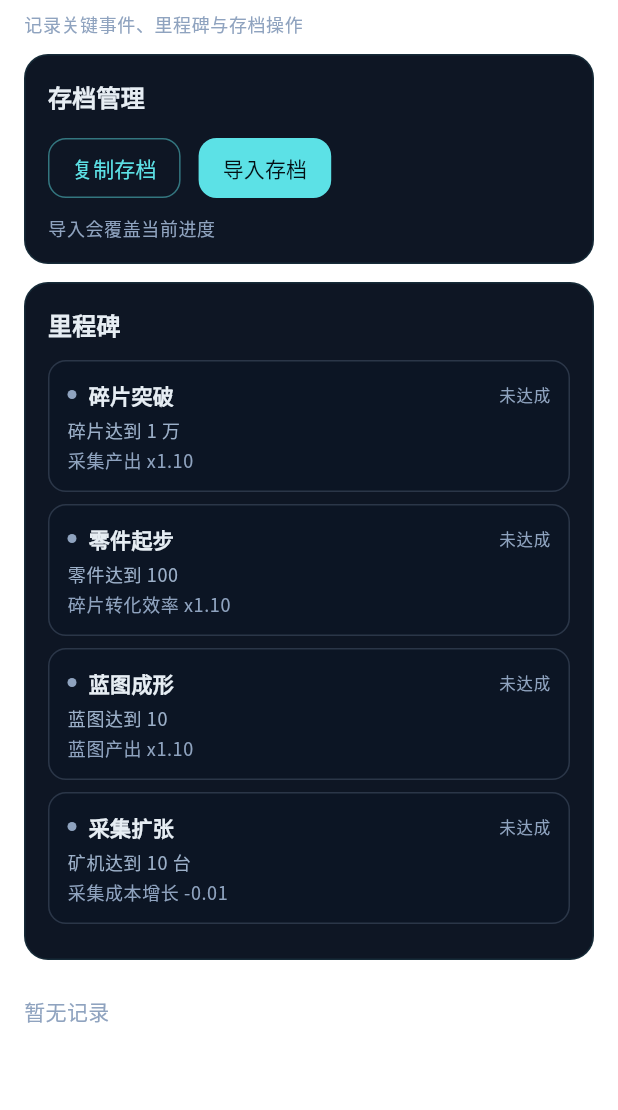
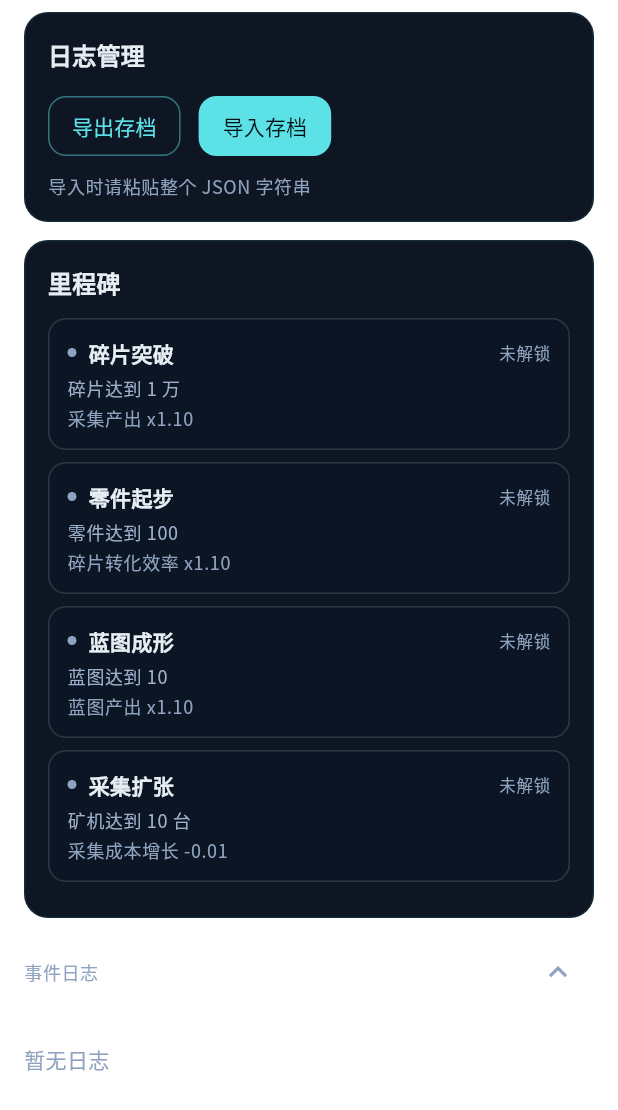
Before and after one commit to sb0703/Entropy-Factory, a Flutter app: the LogTab widget shown alone on an empty page, opened directly, on a phone screen of 412 x 824 dp. Shown: the top 1110 px of the screen. Run offline on Flutter 3.47's test engine with Material 3 defaults, Android fonts, the phone set to English and light mode, and no system bars; our stand-ins replace flutter_riverpod, google_fonts, hive, hive_flutter, shared_preferences; accounts and stored records are empty.

Commit message:
feat: 新增变体提示与技能树节点，优化日志页折叠功能
- 新增“主动封印”和“占地增幅”变体，分别禁用主动技能和减少布局容量
- 在技能页、快捷栏和布局页添加变体效果的显式红色提示
- 技能树新增“自动化芯片”和“能量过载”节点，解锁自动施法与全局冷却
- 日志页支持单独折叠日志列表，优化界面组织
- 修复多处文本描述（如“转换”改为“转化”）
- 修复自动施法和全局冷却的解锁状态检查逻辑

```diff
--- a/lib/game/skill_definitions.dart
+++ b/lib/game/skill_definitions.dart
@@ -35,7 +35,7 @@ const List<SkillDefinition> skillDefinitions = [
   SkillDefinition(
     id: 'skill_time_warp',
     name: '时间扭曲',
-    description: '短时间内游戏速度翻倍。',
+    description: '短时间内提升游戏速度。',
     type: SkillType.active,
     icon: Icons.timelapse,
     costBlueprints: 20,
@@ -45,7 +45,7 @@ const List<SkillDefinition> skillDefinitions = [
   SkillDefinition(
     id: 'skill_overclock',
     name: '手动超频',
-    description: '短时间内转换与合成效率提升。',
+    description: '短时间内提高转化与合成效率。',
     type: SkillType.active,
     icon: Icons.flash_on,
     costBlueprints: 30,
@@ -56,7 +56,7 @@ const List<SkillDefinition> skillDefinitions = [
   SkillDefinition(
     id: 'skill_pulse',
     name: '资源脉冲',
-    description: '立刻获得一小段时间的碎片产出。',
+    description: '瞬时获得一段时间的碎片产出。',
     type: SkillType.active,
     icon: Icons.bolt,
     costBlueprints: 25,
@@ -65,7 +65,7 @@ const List<SkillDefinition> skillDefinitions = [
   ),
   SkillDefinition(
     id: 'skill_shard_boost',
-    name: '采集增幅',
+    name: '采集增强',
     description: '碎片产出 +15%。',
     type: SkillType.passive,
     icon: Icons.scatter_plot,
@@ -73,7 +73,7 @@ const List<SkillDefinition> skillDefinitions = [
   ),
   SkillDefinition(
     id: 'skill_conversion_boost',
-    name: '转化加速',
+    name: '转化强化',
     description: '碎片转化效率 +15%。',
     type: SkillType.passive,
     icon: Icons.compare_arrows,
@@ -82,8 +82,8 @@ const List<SkillDefinition> skillDefinitions = [
   ),
   SkillDefinition(
     id: 'skill_capacity_boost',
-    name: '通道扩容',
-    description: '转化设施产能 +20%。',
+    name: '管道扩容',
+    description: '转化产能 +20%。',
     type: SkillType.passive,
     icon: Icons.view_module,
     costSkillPoints: 1,
@@ -100,7 +100,7 @@ const List<SkillDefinition> skillDefinitions = [
   ),
   SkillDefinition(
     id: 'skill_energy_saver',
-    name: '能量节流',
+    name: '能耗回收',
     description: '合成能耗 -10%。',
     type: SkillType.passive,
     icon: Icons.battery_saver,
@@ -109,12 +109,30 @@ const List<SkillDefinition> skillDefinitions = [
   ),
   SkillDefinition(
     id: 'skill_cost_stabilizer',
-    name: '稳定增殖',
+    name: '成本平衡',
     description: '采集成本增长 -0.02。',
     type: SkillType.passive,
     icon: Icons.timeline,
     costSkillPoints: 2,
     prerequisites: ['skill_shard_boost'],
+  ),
+  SkillDefinition(
+    id: 'skill_auto_cast',
+    name: '自动化芯片',
+    description: '解锁自动施法：冷却结束后自动释放已装配的主动技能。',
+    type: SkillType.passive,
+    icon: Icons.autorenew,
+    costSkillPoints: 2,
+    prerequisites: ['skill_conversion_boost'],
+  ),
+  SkillDefinition(
+    id: 'skill_global_burst',
+    name: '能量过载',
+    description: '解锁全局冷却：一键释放全部主动技能，但进入更长的全局冷却时间。',
+    type: SkillType.passive,
+    icon: Icons.blur_circular,
+    costSkillPoints: 3,
+    prerequisites: ['skill_auto_cast'],
   ),
 ];
 
@@ -167,6 +185,8 @@ ResearchEffects computeSkillEffects(GameState state) {
           shardCostGrowthOffset: effects.shardCostGrowthOffset - 0.02,
         );
         break;
+      default:
+        break;
     }
   }
   return effects;
--- a/lib/ui/tabs/log_tab.dart
+++ b/lib/ui/tabs/log_tab.dart
@@ -5,38 +5,31 @@ import 'package:flutter_riverpod/flutter_riverpod.dart';
 import '../../game/game_controller.dart';
 import '../../game/game_ui_state.dart';
 
-class LogTab extends ConsumerWidget {
+class LogTab extends ConsumerStatefulWidget {
   const LogTab({super.key});
 
   @override
-  Widget build(BuildContext context, WidgetRef ref) {
+  ConsumerState<LogTab> createState() => _LogTabState();
+}
+
+class _LogTabState extends ConsumerState<LogTab> {
+  bool _logsExpanded = true;
+
+  @override
+  Widget build(BuildContext context) {
     final state = ref.watch(gameUiProvider);
     final controller = ref.read(gameControllerProvider.notifier);
-    final showEmpty = state.logEntries.isEmpty;
-    // 顶部固定存档与里程碑，其后显示事件日志。
-    return ListView.separated(
+    return ListView(
       padding: const EdgeInsets.fromLTRB(16, 8, 16, 16),
-      itemCount: showEmpty ? 4 : state.logEntries.length + 3,
-      separatorBuilder: (_, __) => const SizedBox(height: 12),
-      itemBuilder: (context, index) {
-        if (index == 0) {
-          return Text(
-            '记录关键事件、里程碑与存档操作',
-            style: Theme.of(
-              context,
-            ).textTheme.bodySmall?.copyWith(color: const Color(0xFF8FA3BF)),
-          );
-        }
-
-        if (index == 1) {
-          return _ArchiveCard(
+      children: [
+        _ArchiveCard(
           onExport: () async {
             final jsonText = controller.exportSave();
             await Clipboard.setData(ClipboardData(text: jsonText));
             if (context.mounted) {
               ScaffoldMessenger.of(
                 context,
-                ).showSnackBar(const SnackBar(content: Text('存档已复制到剪贴板')));
+              ).showSnackBar(const SnackBar(content: Text('日志已复制到剪贴板')));
             }
           },
           onImport: () async {
@@ -47,30 +40,104 @@ class LogTab extends ConsumerWidget {
             final success = await controller.importSave(jsonText.trim());
             if (context.mounted) {
               ScaffoldMessenger.of(context).showSnackBar(
-                  SnackBar(content: Text(success ? '存档导入成功' : '存档导入失败')),
+                SnackBar(content: Text(success ? '日志导入成功' : '日志导入失败')),
               );
             }
           },
+        ),
+        const SizedBox(height: 12),
+        _MilestoneCard(milestones: state.milestones),
+        const SizedBox(height: 12),
+        _LogHeader(
+          expanded: _logsExpanded,
+          onToggle: () {
+            setState(() {
+              _logsExpanded = !_logsExpanded;
+            });
+          },
+        ),
+        const SizedBox(height: 12),
+        AnimatedCrossFade(
+          firstChild: const _LogCollapsedMessage(),
+          secondChild: _LogList(entries: state.logEntries),
+          duration: const Duration(milliseconds: 200),
+          crossFadeState: _logsExpanded
+              ? CrossFadeState.showSecond
+              : CrossFadeState.showFirst,
+        ),
+      ],
     );
   }
-
-        if (index == 2) {
-          return _MilestoneCard(milestones: state.milestones);
 }
 
-        if (showEmpty) {
+class _LogHeader extends StatelessWidget {
+  const _LogHeader({required this.expanded, required this.onToggle});
+
+  final bool expanded;
+  final VoidCallback onToggle;
+
+  @override
+  Widget build(BuildContext context) {
+    return Row(
+      children: [
+        Expanded(
+          child: Text(
+            '事件日志',
+            style: Theme.of(
+              context,
+            ).textTheme.bodySmall?.copyWith(color: const Color(0xFF8FA3BF)),
+          ),
+        ),
+        IconButton(
+          onPressed: onToggle,
+          icon: Icon(
+            expanded ? Icons.expand_less : Icons.expand_more,
+            color: const Color(0xFF8FA3BF),
+          ),
+          tooltip: expanded ? '收起日志' : '展开日志',
+        ),
+      ],
+    );
+  }
+}
+
+class _LogList extends StatelessWidget {
+  const _LogList({required this.entries});
+
+  final List<LogEntry> entries;
+
+  @override
+  Widget build(BuildContext context) {
+    if (entries.isEmpty) {
       return Padding(
         padding: const EdgeInsets.only(top: 12),
         child: Text(
-              '暂无记录',
+          '暂无日志',
           style: Theme.of(
             context,
           ).textTheme.bodyMedium?.copyWith(color: const Color(0xFF8FA3BF)),
         ),
       );
     }
+    return Column(
+      crossAxisAlignment: CrossAxisAlignment.stretch,
+      children: [
+        for (final entry in entries) ...[
+          _LogEntryCard(entry: entry),
+          const SizedBox(height: 12),
+        ],
+      ],
+    );
+  }
+}
 
-        final entry = state.logEntries[index - 3];
+class _LogEntryCard extends StatelessWidget {
+  const _LogEntryCard({required this.entry});
+
+  final LogEntry entry;
+
+  @override
+  Widget build(BuildContext context) {
     return Card(
       child: Padding(
         padding: const EdgeInsets.all(16),
@@ -107,15 +174,36 @@ class LogTab extends ConsumerWidget {
             ),
             Text(
               entry.timeLabel,
-                  style: Theme.of(context).textTheme.labelSmall?.copyWith(
-                    color: const Color(0xFF8FA3BF),
-                  ),
+              style: Theme.of(
+                context,
+              ).textTheme.labelSmall?.copyWith(color: const Color(0xFF8FA3BF)),
             ),
           ],
         ),
       ),
     );
-      },
+  }
+}
+
+class _LogCollapsedMessage extends StatelessWidget {
+  const _LogCollapsedMessage();
+
+  @override
+  Widget build(BuildContext context) {
+    return Container(
+      width: double.infinity,
+      padding: const EdgeInsets.all(16),
+      decoration: BoxDecoration(
+        color: const Color(0xFF0F1B2D),
+        borderRadius: BorderRadius.circular(12),
+        border: Border.all(color: const Color(0xFF22324A)),
+      ),
+      child: Text(
+        '日志已折叠，展开以查看最近事件。',
+        style: Theme.of(
+          context,
+        ).textTheme.bodyMedium?.copyWith(color: const Color(0xFF8FA3BF)),
+      ),
     );
   }
 }
@@ -135,7 +223,7 @@ class _ArchiveCard extends StatelessWidget {
           crossAxisAlignment: CrossAxisAlignment.start,
           children: [
             Text(
-              '存档管理',
+              '日志管理',
               style: Theme.of(
                 context,
               ).textTheme.titleMedium?.copyWith(fontWeight: FontWeight.w600),
@@ -145,13 +233,13 @@ class _ArchiveCard extends StatelessWidget {
               spacing: 12,
               runSpacing: 12,
               children: [
-                OutlinedButton(onPressed: onExport, child: const Text('复制存档')),
+                OutlinedButton(onPressed: onExport, child: const Text('导出存档')),
                 FilledButton(onPressed: onImport, child: const Text('导入存档')),
               ],
             ),
             const SizedBox(height: 8),
             Text(
-              '导入会覆盖当前进度',
+              '导入时请粘贴整个 JSON 字符串',
               style: Theme.of(
                 context,
               ).textTheme.bodySmall?.copyWith(color: const Color(0xFF8FA3BF)),
@@ -237,7 +325,7 @@ class _MilestoneRow extends StatelessWidget {
               ),
               const Spacer(),
               Text(
-                milestone.achieved ? '已达成' : '未达成',
+                milestone.achieved ? '已解锁' : '未解锁',
                 style: Theme.of(
                   context,
                 ).textTheme.labelSmall?.copyWith(color: tone),
@@ -270,12 +358,12 @@ Future<String?> _showImportDialog(BuildContext context) {
     context: context,
     builder: (context) {
       return AlertDialog(
-        title: const Text('导入存档'),
+        title: const Text('导入日志'),
         content: TextField(
           controller: controller,
           maxLines: 6,
           decoration: const InputDecoration(
-            hintText: '粘贴存档文本',
+            hintText: '填写导出日志字符串',
             border: OutlineInputBorder(),
           ),
         ),
--- a/lib/ui/tabs/skill_tab.dart
+++ b/lib/ui/tabs/skill_tab.dart
@@ -7,6 +7,7 @@ import '../../game/game_controller.dart';
 import '../../game/game_state.dart';
 import '../../game/number_format.dart';
 import '../../game/skill_definitions.dart';
+import '../../game/run_modifiers.dart';
 
 class SkillTab extends ConsumerStatefulWidget {
   const SkillTab({super.key});
@@ -168,10 +169,27 @@ class _SkillHeader extends StatelessWidget {
         state.resource(ResourceType.blueprint) >= skillPointCost;
     final gcdRemaining = controller.globalCooldownRemainingMs(state);
     final gcdReady = gcdRemaining <= 0;
+    final disableActives =
+        state.runModifiers.contains(runModifierDisableActives);
 
     return Column(
       crossAxisAlignment: CrossAxisAlignment.start,
       children: [
+        if (disableActives)
+          Container(
+            width: double.infinity,
+            padding: const EdgeInsets.all(10),
+            margin: const EdgeInsets.only(bottom: 8),
+            decoration: BoxDecoration(
+              color: const Color(0x33FF6B6B),
+              borderRadius: BorderRadius.circular(12),
+              border: Border.all(color: const Color(0xFFFF6B6B)),
+            ),
+            child: const Text(
+              '本轮禁用主动技能（变体效果）',
+              style: TextStyle(color: Color(0xFFFF6B6B)),
+            ),
+          ),
         Text(
           '技能树',
           style: Theme.of(
@@ -257,13 +275,21 @@ class _SkillHeader extends StatelessWidget {
                     ),
                     Switch(
                       value: state.autoCastEnabled,
-                      onChanged: controller.setAutoCastEnabled,
+                      onChanged:
+                          state.unlockedSkills.contains('skill_auto_cast') &&
+                                  !disableActives
+                              ? controller.setAutoCastEnabled
+                              : null,
                     ),
                   ],
                 ),
                 const SizedBox(height: 6),
                 Text(
-                  state.autoCastEnabled ? '自动触发冷却结束的主动技能' : '关闭以手动触发主动技能',
+                  state.unlockedSkills.contains('skill_auto_cast')
+                      ? (state.autoCastEnabled
+                          ? '自动触发冷却结束的主动技能'
+                          : '关闭以手动触发主动技能')
+                      : '解锁技能树「自动化芯片」后可用',
                   style: Theme.of(context).textTheme.bodySmall?.copyWith(
                     color: const Color(0xFF8FA3BF),
                   ),
@@ -272,13 +298,18 @@ class _SkillHeader extends StatelessWidget {
                 SizedBox(
                   width: double.infinity,
                   child: FilledButton(
-                    onPressed: gcdReady
+                    onPressed: gcdReady &&
+                            state.unlockedSkills.contains('skill_global_burst')
                         ? controller.activateGlobalCooldownBurst
                         : null,
                     child: Text(
-                      gcdReady
-                          ? '全局释放'
-                          : '全局冷却 ${_formatDuration(gcdRemaining)}',
+                      !state.unlockedSkills.contains('skill_global_burst')
+                          ? '解锁技能树「能量过载」后可用'
+                          : disableActives
+                              ? '本轮禁用主动技能'
+                              : gcdReady
+                                  ? '全局释放'
+                                  : '全局冷却 ${_formatDuration(gcdRemaining)}',
                     ),
                   ),
                 ),
--- a/lib/ui/widgets/skill_quick_bar.dart
+++ b/lib/ui/widgets/skill_quick_bar.dart
@@ -7,8 +7,9 @@ import 'package:flutter_riverpod/flutter_riverpod.dart';
 import '../../game/game_controller.dart';
 import '../../game/game_state.dart';
 import '../../game/skill_definitions.dart';
+import '../../game/run_modifiers.dart';
 
-/// 技能快捷栏：仅以图标形式展示已装配的主动技能，支持冷却/持续进度环与点击施放。
+/// 技能快捷栏：仅以图标形式展示已装配的主动技能，支持长按/点击触发。
 class SkillQuickBar extends ConsumerWidget {
   const SkillQuickBar({super.key});
 
@@ -21,12 +22,29 @@ class SkillQuickBar extends ConsumerWidget {
       return const SizedBox.shrink();
     }
     final nowMs = DateTime.now().millisecondsSinceEpoch;
+    final hasGlobalBurst = state.unlockedSkills.contains('skill_global_burst');
+    final disableActives = state.runModifiers.contains(runModifierDisableActives);
 
     return Padding(
       padding: const EdgeInsets.fromLTRB(16, 4, 16, 8),
       child: Column(
         crossAxisAlignment: CrossAxisAlignment.start,
         children: [
+          if (disableActives)
+            Container(
+              width: double.infinity,
+              padding: const EdgeInsets.all(10),
+              margin: const EdgeInsets.only(bottom: 8),
+              decoration: BoxDecoration(
+                color: const Color(0x33FF6B6B),
+                borderRadius: BorderRadius.circular(12),
+                border: Border.all(color: const Color(0xFFFF6B6B)),
+              ),
+              child: const Text(
+                '本轮禁用主动技能（变体效果）',
+                style: TextStyle(color: Color(0xFFFF6B6B)),
+              ),
+            ),
           Row(
             children: [
               Expanded(
@@ -49,16 +67,22 @@ class SkillQuickBar extends ConsumerWidget {
           SizedBox(
             width: double.infinity,
             child: FilledButton(
-              onPressed: controller.isGlobalCooldownActive(state)
+              onPressed: !hasGlobalBurst ||
+                      controller.isGlobalCooldownActive(state) ||
+                      disableActives
                   ? null
                   : () {
                       HapticFeedback.lightImpact();
                       controller.activateGlobalCooldownBurst();
                     },
               child: Text(
-                controller.isGlobalCooldownActive(state)
-                    ? '全局冷却 ${_formatDuration(controller.globalCooldownRemainingMs(state))}'
-                    : '全局释放',
+                !hasGlobalBurst
+                    ? '解锁技能树「能量过载」后可用'
+                    : disableActives
+                        ? '本轮禁用主动技能'
+                        : controller.isGlobalCooldownActive(state)
+                        ? '全局冷却 ${_formatDuration(controller.globalCooldownRemainingMs(state))}'
+                        : '全局释放',
               ),
             ),
           ),
@@ -115,8 +139,7 @@ class _SkillQuickButton extends StatelessWidget {
       child: Tooltip(
         message: '${skill.name}\n${_statusText(runtime)}',
         preferBelow: false,
-        child: InkWell(
-          borderRadius: BorderRadius.circular(34),
+        child: GestureDetector(
           onTap: canUse ? () => controller.activateSkill(skill.id) : null,
           child: Column(
             mainAxisSize: MainAxisSize.min,
@@ -125,8 +148,8 @@ class _SkillQuickButton extends StatelessWidget {
                 alignment: Alignment.center,
                 children: [
                   SizedBox(
-                    width: 52,
-                    height: 52,
+                    width: 44,
+                    height: 44,
                     child: CircularProgressIndicator(
                       value: progress,
                       strokeWidth: 4,
@@ -134,39 +157,17 @@ class _SkillQuickButton extends StatelessWidget {
                       color: ringColor,
                     ),
                   ),
-                  CircleAvatar(
-                    radius: 18,
-                    backgroundColor: const Color(0xFF142033),
-                    child: Icon(skill.icon, color: const Color(0xFF8FA3BF)),
-                  ),
-                  if (isActive || isCooling)
-                    Positioned(
-                      bottom: 4,
-                      right: 4,
-                      child: Container(
-                        padding: const EdgeInsets.symmetric(
-                          horizontal: 6,
-                          vertical: 2,
-                        ),
-                        decoration: BoxDecoration(
-                          color: ringColor.withValues(
-                            alpha: ((ringColor.a * 255.0) * 0.92)
-                                .round()
-                                .clamp(0, 255)
-                                .toDouble(),
-                          ),
-                          borderRadius: BorderRadius.circular(8),
-                        ),
-                        child: Text(
-                          _shortStatus(runtime),
-                          style: Theme.of(context)
-                              .textTheme
-                              .labelSmall
-                              ?.copyWith(color: Colors.black),
-                        ),
-                      ),
+                  Icon(skill.icon, color: const Color(0xFF8FA3BF)),
+                ],
+              ),
+              const SizedBox(height: 6),
+              Text(
+                _statusText(runtime),
+                style: Theme.of(context).textTheme.labelSmall?.copyWith(
+                      color: ringColor,
                     ),
-                ],
+                maxLines: 1,
+                overflow: TextOverflow.ellipsis,
               ),
             ],
           ),
@@ -226,6 +227,16 @@ class _SkillQuickButton extends StatelessWidget {
     }
     return 0.0;
   }
+
+  String _statusText(_SkillRuntime runtime) {
+    if (runtime.activeRemainingMs > 0) {
+      return '持续 ${_formatDuration(runtime.activeRemainingMs)}';
+    }
+    if (runtime.cooldownRemainingMs > 0) {
+      return '冷却 ${_formatDuration(runtime.cooldownRemainingMs)}';
+    }
+    return '就绪';
+  }
 }
 
 class _SkillRuntime {
@@ -254,22 +265,3 @@ String _formatDuration(int ms) {
   }
   return '${remaining}s';
 }
-
-String _shortStatus(_SkillRuntime runtime) {
-  final seconds = ((runtime.activeRemainingMs > 0
-              ? runtime.activeRemainingMs
-              : runtime.cooldownRemainingMs) /
-          1000)
-      .ceil();
-  return seconds > 0 ? '${seconds}s' : '';
-}
-
-String _statusText(_SkillRuntime runtime) {
-  if (runtime.activeRemainingMs > 0) {
-    return '持续 ${_formatDuration(runtime.activeRemainingMs)}';
-  }
-  if (runtime.cooldownRemainingMs > 0) {
-    return '冷却 ${_formatDuration(runtime.cooldownRemainingMs)}';
-  }
-  return '可用';
-}
```
Also changed, not shown: lib/game/game_controller.dart (+37 -0 lines), lib/game/run_modifiers.dart (+22 -5 lines), lib/ui/widgets/layout_panel.dart (+17 -0 lines), 1 other file. Lines whose indentation alone changed are shown as unchanged.
